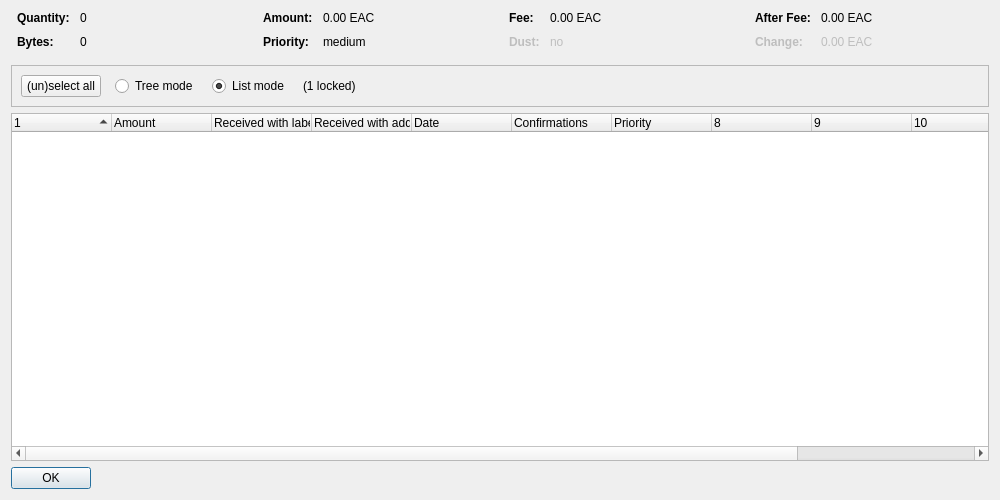
The window that src/qt/forms/coincontroldialog.ui (eacoin-project/eacore) describes before a commit, drawn with Qt 5.
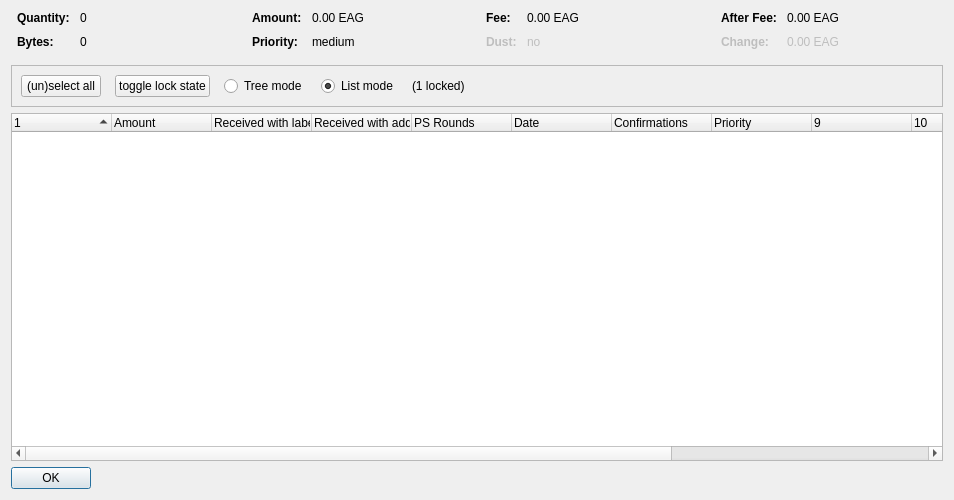
The same window after the commit. Custom widgets are drawn as their Qt base class.

What changed in the file:
```diff
--- a/src/qt/forms/coincontroldialog.ui
+++ b/src/qt/forms/coincontroldialog.ui
@@ -6,7 +6,7 @@
    <rect>
     <x>0</x>
     <y>0</y>
-    <width>1000</width>
+    <width>954</width>
     <height>500</height>
    </rect>
   </property>
@@ -132,7 +132,7 @@
           <enum>Qt::ActionsContextMenu</enum>
          </property>
          <property name="text">
-          <string notr="true">0.00 EAC</string>
+          <string notr="true">0.00 EAG</string>
          </property>
          <property name="textInteractionFlags">
           <set>Qt::LinksAccessibleByMouse|Qt::TextSelectableByKeyboard|Qt::TextSelectableByMouse</set>
@@ -206,7 +206,7 @@
           <enum>Qt::ActionsContextMenu</enum>
          </property>
          <property name="text">
-          <string notr="true">0.00 EAC</string>
+          <string notr="true">0.00 EAG</string>
          </property>
          <property name="textInteractionFlags">
           <set>Qt::LinksAccessibleByMouse|Qt::TextSelectableByKeyboard|Qt::TextSelectableByMouse</set>
@@ -286,7 +286,7 @@
           <enum>Qt::ActionsContextMenu</enum>
          </property>
          <property name="text">
-          <string notr="true">0.00 EAC</string>
+          <string notr="true">0.00 EAG</string>
          </property>
          <property name="textInteractionFlags">
           <set>Qt::LinksAccessibleByMouse|Qt::TextSelectableByKeyboard|Qt::TextSelectableByMouse</set>
@@ -321,7 +321,7 @@
           <enum>Qt::ActionsContextMenu</enum>
          </property>
          <property name="text">
-          <string notr="true">0.00 EAC</string>
+          <string notr="true">0.00 EAG</string>
          </property>
          <property name="textInteractionFlags">
           <set>Qt::LinksAccessibleByMouse|Qt::TextSelectableByKeyboard|Qt::TextSelectableByMouse</set>
@@ -348,7 +348,7 @@
      </property>
      <layout class="QHBoxLayout" name="horizontalLayout">
       <item>
-       <layout class="QHBoxLayout" name="horizontalLayoutPanel" stretch="0,0,0,0,0">
+       <layout class="QHBoxLayout" name="horizontalLayoutPanel" stretch="0,0,0,0,0,0">
         <property name="spacing">
          <number>14</number>
         </property>
@@ -368,6 +368,22 @@
           </property>
          </widget>
         </item>
+        <item>
+         <widget class="QPushButton" name="pushButtonToggleLock">
+          <property name="sizePolicy">
+           <sizepolicy hsizetype="Maximum" vsizetype="Fixed">
+            <horstretch>0</horstretch>
+            <verstretch>0</verstretch>
+           </sizepolicy>
+          </property>
+          <property name="text">
+           <string>toggle lock state</string>
+          </property>
+          <property name="autoDefault">
+           <bool>false</bool>
+          </property>
+         </widget>
+        </item>
         <item>
          <widget class="QRadioButton" name="radioTreeMode">
           <property name="sizePolicy">
@@ -431,7 +447,7 @@
       <bool>false</bool>
      </property>
      <property name="columnCount">
-      <number>12</number>
+      <number>13</number>
      </property>
      <attribute name="headerShowSortIndicator" stdset="0">
       <bool>true</bool>
@@ -459,6 +475,11 @@
        <string>Received with address</string>
       </property>
      </column>
+     <column>
+      <property name="text">
+       <string>PS Rounds</string>
+      </property>
+     </column>
      <column>
       <property name="text">
        <string>Date</string>
```
Left out of the diff: 6 changed lines with no effect on the pictures.
